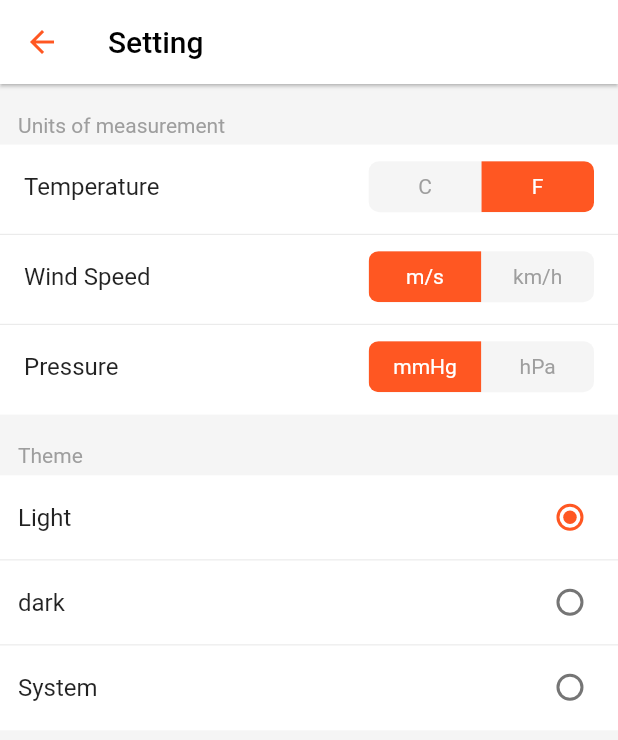
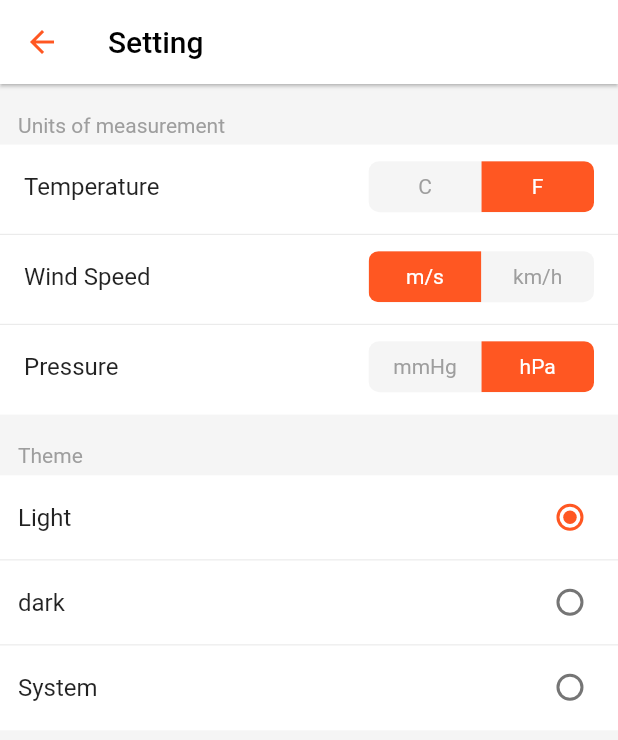
Before and after one commit to Abdulrahim-Ali-Mohammed-Alshoga/Weathe_App, a Flutter app: the screen it shows after launch, after a tap on the "settings" icon, on a phone screen of 412 x 824 dp. Shown: the top 740 px of the screen. Run offline on Flutter 3.47's test engine with Material 2 defaults, Android fonts, the phone set to English and light mode, and no system bars; our stand-ins replace dio, flutter_bloc, flutter_screenutil, hive, hive_flutter; accounts and stored records are empty; network calls fail.

Commit message:
add information weather

```diff
--- a/lib/presntation/screens/frist_page.dart
+++ b/lib/presntation/screens/frist_page.dart
@@ -11,6 +11,7 @@ import 'package:weather_app/presntation/widgets/my_custom_clipper.dart';
 
 import '../../constants/arguments.dart';
 import '../../constants/hive_name.dart';
+import '../widgets/information_weather_widget.dart';
 import '../widgets/my_box_shadow_painter.dart';
 
 class FirstPage extends StatefulWidget {
@@ -40,7 +41,7 @@ class _FirstPageState extends State<FirstPage> {
     isSelectedWind = box.get(HiveName.windSettingBD,
         defaultValue: SettingHive({'m/s': true, "km/h": false}, "m/s"))!;
     isSelectedPressure = box.get(HiveName.pressureSettingBD,
-        defaultValue: SettingHive({'mmHg': true, "hPa": false}, "mmHg"))!;
+        defaultValue: SettingHive({'mmHg': false, "hPa": true}, "hPa"))!;
   }
 
   Widget build(BuildContext context) {
@@ -49,7 +50,9 @@ class _FirstPageState extends State<FirstPage> {
         builder: (context, state) {
           if (state is CityWeatherSuccess) {
             cityWeather =
-                BlocProvider.of<CityWeatherCubit>(context).cityWeather[0];
+            BlocProvider
+                .of<CityWeatherCubit>(context)
+                .cityWeather[0];
             print(cityWeather.icon);
             return Container(
               color: Colors.white,
@@ -84,12 +87,22 @@ class _FirstPageState extends State<FirstPage> {
                                   pressure:
                                   isSelectedPressure.selectSetting,
                                 ))
-                                .then((value) => setState(() {
-                                      isSelectedTemperature = box
-                                          .get(HiveName.temperatureSettingBD)!;
-                                      // isSelectedPressure = box.get(HiveName.pressureSettingBD)!;
+                                .then((value) =>
+                                setState(() {
+                                  isSelectedTemperature = box?.get(
+                                      HiveName.temperatureSettingBD) ??
+                                      SettingHive(
+                                          {'C': false, "F": true}, "F");
+                                  isSelectedPressure = box?.get(
+                                      HiveName.pressureSettingBD) ??
+                                      SettingHive(
+                                          {'mmHg': false, "hPa": true},
+                                          "hpa");
                                   isSelectedWind =
-                                          box.get(HiveName.windSettingBD)!;
+                                      box?.get(HiveName.windSettingBD) ??
+                                          SettingHive(
+                                              {'m/s': true, "km/h": false},
+                                              "m/s");
                                 }));
                           },
                           child: const Icon(
@@ -102,14 +115,15 @@ class _FirstPageState extends State<FirstPage> {
                   ),
                   Stack(
                     alignment: Alignment.bottomCenter,
-                    fit: StackFit.loose,
+                    clipBehavior: Clip.none,
                     children: [
                       CustomPaint(
-                        painter: MyBoxShadowPainter(),
+                        painter: MyBoxShadowPainter(cityWeather.icon
+                            .substring(0, cityWeather.icon.length - 1)),
                         child: ClipPath(
                           clipper: MyCustomClipper(),
                           child: Container(
-                            height: 300,
+                            height: 280,
                             color: Colors.white,
                             // decoration: BoxDecoration(boxShadow: [
                             //   BoxShadow(
@@ -133,43 +147,78 @@ class _FirstPageState extends State<FirstPage> {
                         ),
                       ),
                       Positioned(
-                        bottom: 180,
+                        bottom: 185,
                         child: Text("Today",
                             style: TextStyle(
                                 fontSize: 20.sp,
                                 fontWeight: FontWeight.normal)),
                       ),
                       Positioned(
-                        bottom: 17,
+                        bottom: 15,
                         child: Image.asset(
-                          "assets/images/${cityWeather.icon.substring(0, cityWeather.icon.length - 1)}d.png",
+                          "assets/images/${cityWeather.icon.substring(
+                              0, cityWeather.icon.length - 1)}d.png",
                           height: 140.h,
-                          width: 150.w,
+                          width: 140.w,
                         ),
                       ),
                     ],
                   ),
                   Padding(
-                      padding: EdgeInsets.only(top: 10.h),
-                      child: Row(
-                        mainAxisAlignment: MainAxisAlignment.center,
-                        children: [
-                          Text(
+                    padding: const EdgeInsets.only(top: 15),
+                    child: Center(
+                      child: Text(
                         isSelectedTemperature.typeSetting == "F"
-                                ? double.parse(
+                            ? "${double.parse(
                             "${(cityWeather.temperature - 273) * 9 / 5 + 32}")
-                                    .toInt()
-                                    .toString()
-                                : double.parse(
-                                        "${cityWeather.temperature - 273}")
-                                    .toInt()
+                            .toInt()}F"
+                            : "${double.parse(
+                            "${cityWeather.temperature - 273}").toInt()}C"
                             .toString(),
                         style: TextStyle(
-                                fontSize: 55.sp, fontWeight: FontWeight.bold),
+                            fontSize: 40.sp, fontWeight: FontWeight.bold),
                         overflow: TextOverflow.ellipsis,
                       ),
+                    ),
+                  ),
+                  Center(
+                    child: Text(cityWeather.description,
+                        style: TextStyle(
+                            fontSize: 26.sp, fontWeight: FontWeight.normal)),
+                  ),
+                  Padding(
+                    padding: EdgeInsets.only(top: 50.h),
+                    child: Row(
+                      mainAxisAlignment: MainAxisAlignment.spaceEvenly,
+                      children: [
+                        InformationWeatherWidget(
+                            image: "assets/images/windspeed1.png",
+                            humidity: isSelectedWind.typeSetting == "m/s"
+                                ? "${cityWeather.windSpeed}"
+                                : "${(cityWeather.windSpeed * 3.6)
+                                .toInt()}", unit: isSelectedWind.typeSetting == "m/s"
+                            ?"m/s":"Km/h",
+                            good: cityWeather.icon
+                                .substring(0, cityWeather.icon.length - 1)),
+                        InformationWeatherWidget(
+                            image: "assets/images/pressure1.png",
+                            humidity: isSelectedPressure.typeSetting == "hPa"
+                                ? "${cityWeather.pressure}"
+                                : "${(cityWeather.pressure * 0.75)
+                                .toInt()}",
+                            unit: isSelectedPressure.typeSetting == "hPa"
+                                ? "hPa":"mmHg" ,
+                            good: cityWeather.icon
+                                .substring(0, cityWeather.icon.length - 1)),
+                        InformationWeatherWidget(
+                            image: "assets/images/humidity12.png",
+                            humidity: "${cityWeather.humidity}",
+                            unit: "%",
+                            good: cityWeather.icon
+                                .substring(0, cityWeather.icon.length - 1))
                       ],
-                      )),
+                    ),
+                  ),
                   Container(
                     color: Colors.deepOrange,
                   ),
@@ -217,7 +266,7 @@ class _FirstPageState extends State<FirstPage> {
                   ),
                 ),
                 CustomPaint(
-                  painter: MyBoxShadowPainter(),
+                  painter: MyBoxShadowPainter("01"),
                   child: ClipPath(
                     clipper: MyCustomClipper(),
                     child: Container(
--- a/lib/route_app.dart
+++ b/lib/route_app.dart
@@ -35,11 +35,12 @@ class RouteApp {
                 isSelectedPressure: settingArgument.pressure),
             rightOrleft: 1.0,
             topOrBottom: 0.0);
+      case NamePage.listSavedAreas:
+        return AnimateRoute(
+            page: ListSavedAreasScreen(), rightOrleft: -1.0, topOrBottom: 0.0);
       case NamePage.searchScreen:
         return AnimateRoute(
-            page: const SearchScreen(),
-            rightOrleft: 02.0,
-            topOrBottom: 0.0);
+            page: const SearchScreen(), rightOrleft: 0.0, topOrBottom: 0.0);
     }
     return null;
   }
```
Also changed, not shown: lib/data/models/city_weather.dart (+4 -4 lines), lib/presntation/screens/List_saved_areas_screen.dart (+80 -7 lines), lib/presntation/widgets/information_weather_widget.dart (added, +65 -0 lines), lib/presntation/widgets/my_box_shadow_painter.dart (+20 -4 lines), assets/images/04n.png (deleted), assets/images/50d.png (added), assets/images/50n.jpg (deleted), assets/images/humidity12.png (added), assets/images/pressure1.png (added), assets/images/windspeed1.png (added). Lines whose indentation alone changed are shown as unchanged.
